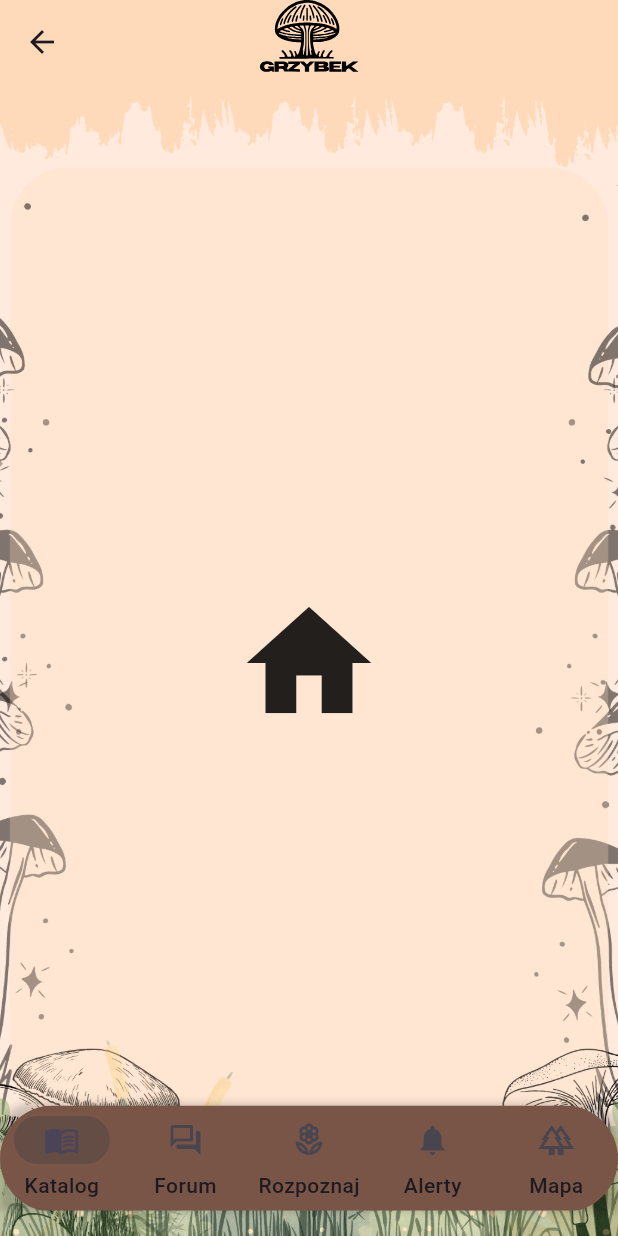
After one commit to patrykkostecki/Grzybek, a Flutter app: the HomeView screen opened directly, on a phone screen of 412 x 824 dp. The commit adds this screen. Run offline on Flutter 3.47's test engine with Material 3 defaults, Android fonts, the phone set to English and light mode, and no system bars; our stand-ins replace firebase_auth, firebase_core, flutter_riverpod, flutter_svg, sqflite; accounts and stored records are empty.

Commit message:
NAVIGATION BAR

```diff
--- /dev/null
+++ b/grzybek/lib/HomeView.dart
@@ -0,0 +1,126 @@
+import 'package:flutter/material.dart';
+import 'package:flutter_riverpod/flutter_riverpod.dart';
+import 'package:grzybek/main.dart';
+
+final bottomNavIndexProvider = StateProvider((ref) => 0);
+
+class HomeView extends StatelessWidget {
+  const HomeView({super.key});
+
+  @override
+  Widget build(BuildContext context) {
+    print("Whole Page Built!");
+    return Scaffold(
+      appBar: CustomAppBar(),
+      extendBody: true,
+      body: Container(
+        decoration: BoxDecoration(
+          image: DecorationImage(
+            image: AssetImage(
+                "assets/background_menu.png"), // Zmień na odpowiednią ścieżkę do pliku tła
+            fit: BoxFit.cover, // Możesz wybrać jak tło powinno być dopasowane
+          ),
+        ),
+        child: Consumer(
+          builder: (context, ref, child) {
+            print('Index Stack Built!');
+            final currentIndex = ref.watch(bottomNavIndexProvider);
+            return IndexedStack(
+              index: currentIndex,
+              children: const [
+                Center(
+                  child: Icon(
+                    Icons.home,
+                    size: 100,
+                  ),
+                ),
+                Center(
+                  child: Icon(
+                    Icons.settings,
+                    size: 100,
+                  ),
+                ),
+                Center(
+                  child: Icon(
+                    Icons.account_box,
+                    size: 100,
+                  ),
+                ),
+                // Możesz dodać więcej dzieci jeśli potrzebujesz
+              ],
+            );
+          },
+        ),
+      ),
+      bottomNavigationBar: Consumer(
+        builder: (context, ref, child) {
+          final currentIndex = ref.watch(bottomNavIndexProvider);
+          return Container(
+            margin: EdgeInsets.only(bottom: 16), // Doda margines na dole
+            decoration: BoxDecoration(
+              color: Colors.transparent, // Tło dla efektu cienia
+              borderRadius: BorderRadius.only(
+                topLeft: Radius.circular(20),
+                topRight: Radius.circular(20),
+              ),
+              boxShadow: [
+                BoxShadow(
+                  color: Colors.black.withOpacity(0.2),
+                  blurRadius: 4,
+                  offset: Offset(0, -1),
+                ),
+              ],
+            ),
+            child: ClipRRect(
+              borderRadius: BorderRadius.only(
+                topLeft: Radius.circular(40),
+                topRight: Radius.circular(40),
+                bottomLeft: Radius.circular(40),
+                bottomRight: Radius.circular(40),
+              ),
+              child: NavigationBarTheme(
+                data: NavigationBarThemeData(
+                  backgroundColor: Color(0xFF795548),
+                  indicatorColor: Color.fromARGB(255, 100, 77, 68),
+                  labelTextStyle: MaterialStateProperty.all(
+                    TextStyle(fontSize: 14, fontWeight: FontWeight.w500),
+                  ),
+                  // Tutaj możesz dostosować dodatkowe style dla NavigationBarThemeData
+                ),
+                child: Padding(
+                  padding: EdgeInsets.only(
+                    bottom:
+                        1, // Ten padding podnosi NavigationBar do góry, ale pozostawia cień pod spodem
+                  ),
+                  child: NavigationBar(
+                    height: 70, // Możesz kontrolować wysokość NavigationBar
+                    selectedIndex: currentIndex,
+                    destinations: const [
+                      NavigationDestination(
+                          icon: Icon(Icons.menu_book_outlined),
+                          label: 'Katalog'),
+                      NavigationDestination(
+                          icon: Icon(Icons.forum_outlined), label: 'Forum'),
+                      NavigationDestination(
+                          icon: Icon(Icons.local_florist_outlined),
+                          label: 'Rozpoznaj'),
+                      NavigationDestination(
+                          icon: Icon(Icons.notifications), label: 'Alerty'),
+                      NavigationDestination(
+                          icon: Icon(Icons.forest_outlined), label: 'Mapa'),
+                    ],
+                    onDestinationSelected: (value) {
+                      ref
+                          .read(bottomNavIndexProvider.notifier)
+                          .update((state) => value);
+                    },
+                  ),
+                ),
+              ),
+            ),
+          );
+        },
+      ),
+    );
+  }
+}
--- a/grzybek/lib/login.dart
+++ b/grzybek/lib/login.dart
@@ -1,8 +1,9 @@
 import 'package:firebase_auth/firebase_auth.dart';
 import 'package:flutter/material.dart';
+import 'package:grzybek/HomeView.dart';
 import 'package:grzybek/database/database_helper.dart';
 import 'package:grzybek/main.dart';
-import 'package:grzybek/menu.dart';
+import 'package:grzybek/HomeView.dart';
 
 class Login extends StatefulWidget {
   @override
@@ -37,7 +38,7 @@ class _LoginState extends State<Login> {
       // Jeśli nie zostanie rzucony wyjątek, logowanie jest udane
       print("Logowanie udane, przechodzenie do MenuScreen...");
       Navigator.of(context).pushReplacement(
-          MaterialPageRoute(builder: (_) => MenuScreen())); // Przekierowanie
+          MaterialPageRoute(builder: (_) => HomeView())); // Przekierowanie
     } on FirebaseAuthException catch (e) {
       // Obsługa błędów logowania
       print("Logowanie nieudane. Błąd: ${e.message}");
--- a/grzybek/pubspec.yaml
+++ b/grzybek/pubspec.yaml
@@ -34,6 +34,7 @@ dependencies:
   path_provider: ^2.0.2
   firebase_core: ^2.27.0
   firebase_auth: ^4.17.8
+  flutter_riverpod: ^2.5.1
 
 
   # The following adds the Cupertino Icons font to your application.
```
Also changed, not shown: grzybek/lib/bottom_navigatiton_bar.dart (+88 -88 lines), grzybek/lib/login_screen.dart (+7 -1 lines), grzybek/lib/main.dart (+8 -2 lines), grzybek/lib/mapa.dart (deleted, +0 -31 lines), grzybek/lib/menu.dart (deleted, +0 -37 lines), grzybek/pubspec.lock, 4 other files.
